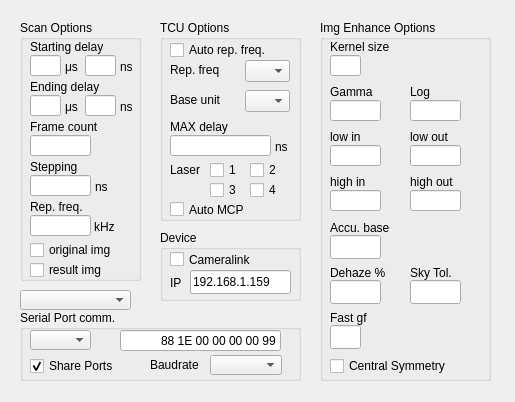
yilp7/img_proc_demo, file settings.ui: the form before one commit.
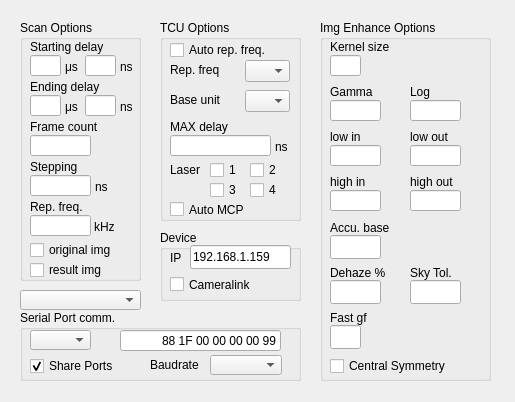
The form after the commit.

Patch:
```diff
--- a/settings.ui
+++ b/settings.ui
@@ -675,7 +675,7 @@
      </rect>
     </property>
     <property name="text">
-     <string>88 1E 00 00 00 00 99</string>
+     <string>88 1F 00 00 00 00 99</string>
     </property>
     <property name="alignment">
      <set>Qt::AlignRight|Qt::AlignTrailing|Qt::AlignVCenter</set>
@@ -883,24 +883,11 @@
    <property name="title">
     <string>Device</string>
    </property>
-   <widget class="QCheckBox" name="CAMERALINK_CHK">
-    <property name="geometry">
-     <rect>
-      <x>10</x>
-      <y>20</y>
-      <width>91</width>
-      <height>19</height>
-     </rect>
-    </property>
-    <property name="text">
-     <string>Cameralink</string>
-    </property>
-   </widget>
    <widget class="QLineEdit" name="IP_EDIT">
     <property name="geometry">
      <rect>
       <x>30</x>
-      <y>40</y>
+      <y>15</y>
       <width>101</width>
       <height>24</height>
      </rect>
@@ -913,7 +900,7 @@
     <property name="geometry">
      <rect>
       <x>10</x>
-      <y>45</y>
+      <y>20</y>
       <width>21</width>
       <height>16</height>
      </rect>
@@ -922,13 +909,26 @@
      <string>IP</string>
     </property>
    </widget>
+   <widget class="QCheckBox" name="CAMERALINK_CHK">
+    <property name="geometry">
+     <rect>
+      <x>10</x>
+      <y>45</y>
+      <width>91</width>
+      <height>19</height>
+     </rect>
+    </property>
+    <property name="text">
+     <string>Cameralink</string>
+    </property>
+   </widget>
   </widget>
   <widget class="QComboBox" name="PIXEL_FORMAT_LIST">
    <property name="geometry">
     <rect>
      <x>20</x>
      <y>290</y>
-     <width>111</width>
+     <width>121</width>
      <height>20</height>
     </rect>
    </property>
```
Left out of the diff: 2 changed lines with no effect on the pictures.
